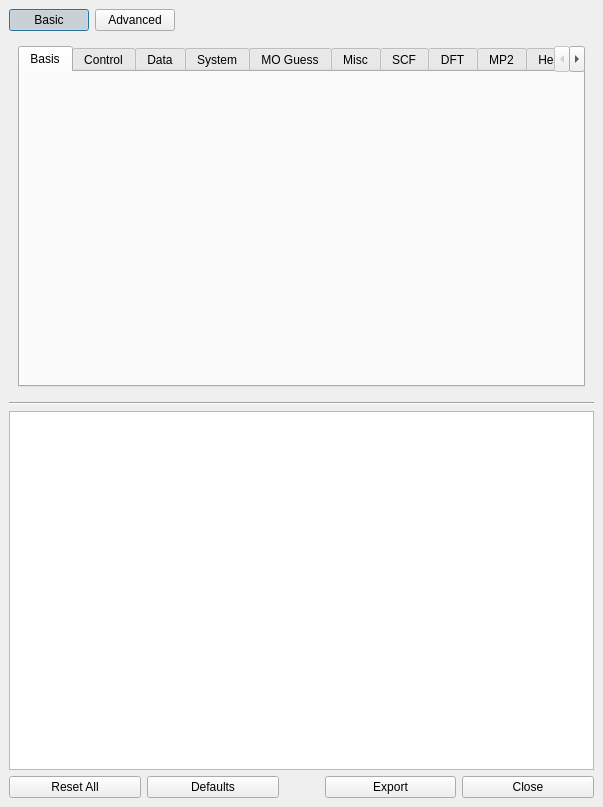
First picture: the form in avogadro/src/plugins/gamessinputbuilder.ui, repository cryos/avogadro, before the edit.
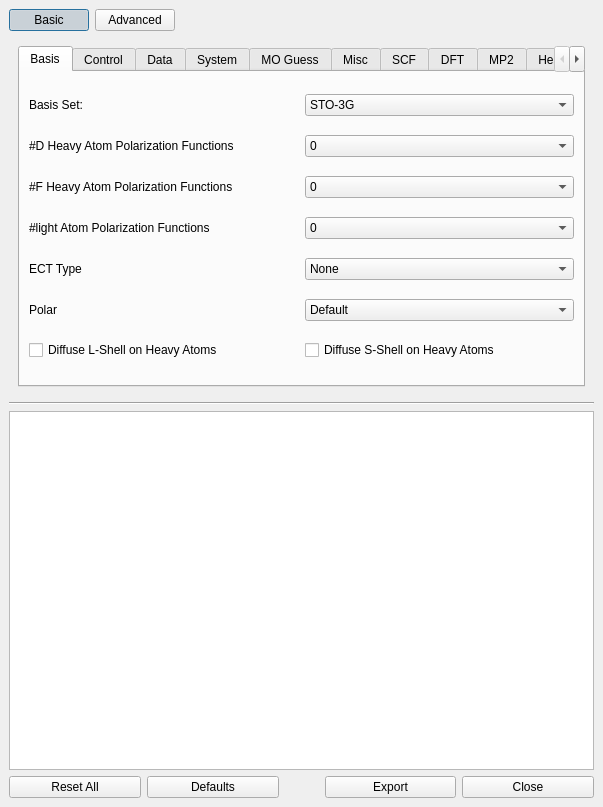
Second picture: the form after the edit. The open tabs and pages were chosen to show the change.

```diff
--- a/avogadro/src/plugins/gamessinputbuilder.ui
+++ b/avogadro/src/plugins/gamessinputbuilder.ui
@@ -41,6 +41,142 @@
           <attribute name="title" >
            <string>Basis</string>
           </attribute>
+          <layout class="QGridLayout" >
+           <property name="margin" >
+            <number>9</number>
+           </property>
+           <property name="spacing" >
+            <number>6</number>
+           </property>
+           <item row="6" column="0" >
+            <widget class="QCheckBox" name="checkBox_8" >
+             <property name="text" >
+              <string>Diffuse L-Shell on Heavy Atoms</string>
+             </property>
+            </widget>
+           </item>
+           <item row="6" column="1" >
+            <widget class="QCheckBox" name="checkBox_9" >
+             <property name="text" >
+              <string>Diffuse S-Shell on Heavy Atoms</string>
+             </property>
+            </widget>
+           </item>
+           <item row="0" column="1" >
+            <widget class="QComboBox" name="comboBox_19" >
+             <item>
+              <property name="text" >
+               <string>STO-3G</string>
+              </property>
+             </item>
+            </widget>
+           </item>
+           <item row="1" column="1" >
+            <widget class="QComboBox" name="comboBox_18" >
+             <item>
+              <property name="text" >
+               <string>0</string>
+              </property>
+             </item>
+            </widget>
+           </item>
+           <item row="0" column="0" >
+            <widget class="QLabel" name="label_19" >
+             <property name="text" >
+              <string>Basis Set:</string>
+             </property>
+             <property name="buddy" >
+              <cstring>comboBox_19</cstring>
+             </property>
+            </widget>
+           </item>
+           <item row="1" column="0" >
+            <widget class="QLabel" name="label_24" >
+             <property name="text" >
+              <string>#D Heavy Atom Polarization Functions</string>
+             </property>
+             <property name="buddy" >
+              <cstring>comboBox_18</cstring>
+             </property>
+            </widget>
+           </item>
+           <item row="2" column="0" >
+            <widget class="QLabel" name="label_20" >
+             <property name="text" >
+              <string>#F Heavy Atom Polarization Functions</string>
+             </property>
+             <property name="buddy" >
+              <cstring>comboBox_14</cstring>
+             </property>
+            </widget>
+           </item>
+           <item row="2" column="1" >
+            <widget class="QComboBox" name="comboBox_14" >
+             <item>
+              <property name="text" >
+               <string>0</string>
+              </property>
+             </item>
+            </widget>
+           </item>
+           <item row="5" column="1" >
+            <widget class="QComboBox" name="comboBox_17" >
+             <item>
+              <property name="text" >
+               <string>Default</string>
+              </property>
+             </item>
+            </widget>
+           </item>
+           <item row="4" column="1" >
+            <widget class="QComboBox" name="comboBox_15" >
+             <item>
+              <property name="text" >
+               <string>None</string>
+              </property>
+             </item>
+            </widget>
+           </item>
+           <item row="3" column="1" >
+            <widget class="QComboBox" name="comboBox_16" >
+             <item>
+              <property name="text" >
+               <string>0</string>
+              </property>
+             </item>
+            </widget>
+           </item>
+           <item row="5" column="0" >
+            <widget class="QLabel" name="label_23" >
+             <property name="text" >
+              <string>Polar</string>
+             </property>
+             <property name="buddy" >
+              <cstring>comboBox_17</cstring>
+             </property>
+            </widget>
+           </item>
+           <item row="4" column="0" >
+            <widget class="QLabel" name="label_22" >
+             <property name="text" >
+              <string>ECT Type</string>
+             </property>
+             <property name="buddy" >
+              <cstring>comboBox_15</cstring>
+             </property>
+            </widget>
+           </item>
+           <item row="3" column="0" >
+            <widget class="QLabel" name="label_21" >
+             <property name="text" >
+              <string>#light Atom Polarization Functions</string>
+             </property>
+             <property name="buddy" >
+              <cstring>comboBox_16</cstring>
+             </property>
+            </widget>
+           </item>
+          </layout>
          </widget>
          <widget class="QWidget" name="tab_3" >
           <attribute name="title" >
```
Left out of the diff: 300 changed lines with no effect on the pictures.
